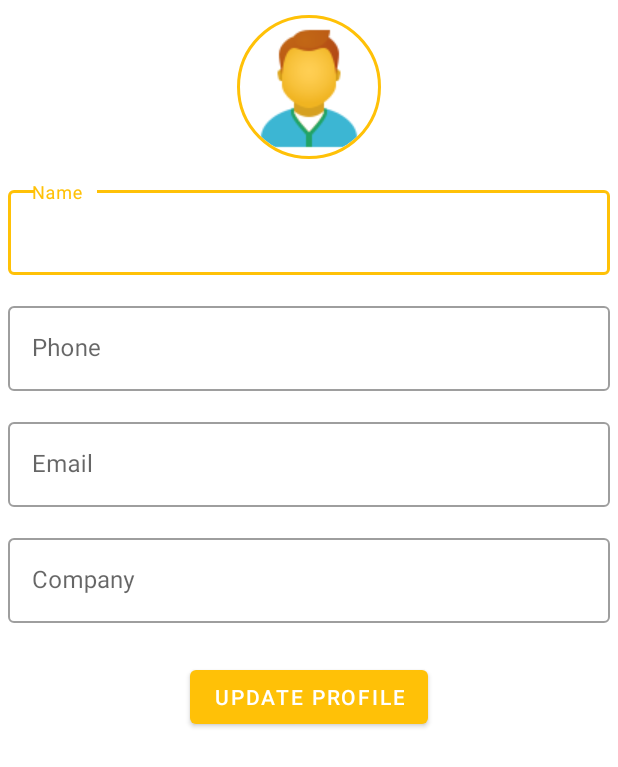
After one commit to Kashish199/Fashion-Hub, an Android app: the layout activity_profile_details.xml on its own in the app's theme, with its tools: preview values and no code run, on a phone screen of 412 x 824 dp. The commit adds this screen. Shown: the top 767 px of the screen. Run offline under Robolectric (Android 15) with nearby library versions, the phone set to English and light mode, and no system bars.

Commit message:
Changes| Error resolve | Profile name and image

```diff
--- /dev/null
+++ b/app/src/main/res/layout/activity_profile_details.xml
@@ -0,0 +1,113 @@
+<?xml version="1.0" encoding="utf-8"?>
+<LinearLayout xmlns:android="http://schemas.android.com/apk/res/android"
+    xmlns:app="http://schemas.android.com/apk/res-auto"
+    xmlns:tools="http://schemas.android.com/tools"
+    android:layout_width="match_parent"
+    android:layout_height="match_parent"
+    android:background="#ffffff"
+    android:orientation="vertical"
+    tools:context=".ProfileDetails">
+
+<!--    <androidx.appcompat.widget.Toolbar-->
+<!--        android:id="@+id/toolbar"-->
+<!--        android:layout_width="match_parent"-->
+<!--        android:layout_height="?attr/actionBarSize"-->
+<!--        android:layout_alignParentTop="true"-->
+<!--        android:background="#3cb6d3 ">-->
+
+<!--        <TextView-->
+<!--            android:layout_width="wrap_content"-->
+<!--            android:layout_height="wrap_content"-->
+<!--            android:layout_marginLeft="5dp"-->
+<!--            android:text="Profile"-->
+<!--            android:textColor="#ffffff"-->
+<!--            android:textSize="28sp"-->
+<!--            android:textStyle="bold" />-->
+<!--    </androidx.appcompat.widget.Toolbar>-->
+
+    <de.hdodenhof.circleimageview.CircleImageView
+        android:id="@+id/profile_image"
+        android:layout_width="96dp"
+        android:layout_height="96dp"
+        android:layout_gravity="center"
+        android:layout_marginTop="10dp"
+        android:src="@drawable/account"
+        app:civ_border_color="#ffc107"
+        app:civ_border_width="2dp" />
+
+    <com.google.android.material.textfield.TextInputLayout
+        android:id="@+id/upadtename"
+        style="@style/Widget.MaterialComponents.TextInputLayout.OutlinedBox"
+        android:layout_width="match_parent"
+        android:layout_height="wrap_content"
+        android:layout_marginTop="15dp"
+        android:hint="Name">
+
+        <com.google.android.material.textfield.TextInputEditText
+            android:layout_width="match_parent"
+            android:layout_height="wrap_content"
+            android:layout_marginLeft="5dp"
+            android:layout_marginRight="5dp"
+             />
+
+    </com.google.android.material.textfield.TextInputLayout>
+
+    <com.google.android.material.textfield.TextInputLayout
+        android:id="@+id/updatephone"
+        style="@style/Widget.MaterialComponents.TextInputLayout.OutlinedBox"
+        android:layout_width="match_parent"
+        android:layout_height="wrap_content"
+        android:layout_marginTop="15dp"
+        android:hint="Phone">
+
+        <com.google.android.material.textfield.TextInputEditText
+            android:layout_width="match_parent"
+            android:layout_height="wrap_content"
+            android:layout_marginLeft="5dp"
+            android:layout_marginRight="5dp"
+            android:phoneNumber="true" />
+
+    </com.google.android.material.textfield.TextInputLayout>
+
+    <com.google.android.material.textfield.TextInputLayout
+        android:id="@+id/updateemail"
+        style="@style/Widget.MaterialComponents.TextInputLayout.OutlinedBox"
+        android:layout_width="match_parent"
+        android:layout_height="wrap_content"
+        android:layout_marginTop="15dp"
+        android:hint="Email">
+
+        <com.google.android.material.textfield.TextInputEditText
+            android:layout_width="match_parent"
+            android:layout_height="wrap_content"
+            android:layout_marginLeft="5dp"
+            android:layout_marginTop="8dp"
+            android:layout_marginRight="5dp" />
+    </com.google.android.material.textfield.TextInputLayout>
+
+    <com.google.android.material.textfield.TextInputLayout
+        android:id="@+id/company1"
+        style="@style/Widget.MaterialComponents.TextInputLayout.OutlinedBox"
+        android:layout_width="match_parent"
+        android:layout_height="wrap_content"
+        android:layout_marginTop="15dp"
+        android:hint="Company">
+
+    <com.google.android.material.textfield.TextInputEditText
+        android:layout_width="match_parent"
+        android:layout_height="wrap_content"
+        android:layout_marginLeft="5dp"
+        android:layout_marginTop="8dp"
+        android:layout_marginRight="5dp" />
+    </com.google.android.material.textfield.TextInputLayout>
+
+<Button
+        android:id="@+id/btnUpdate"
+        android:layout_width="wrap_content"
+        android:layout_height="wrap_content"
+        android:layout_gravity="center"
+        android:layout_marginTop="25dp"
+        android:text="Update Profile" />
+
+
+</LinearLayout>
```
Also changed, not shown: app/src/main/java/com/example/fashionhub/Home.java (+77 -5 lines), app/src/main/res/layout/activity_home.xml (+19 -19 lines), app/src/main/res/drawable-v24/account.png (added).
